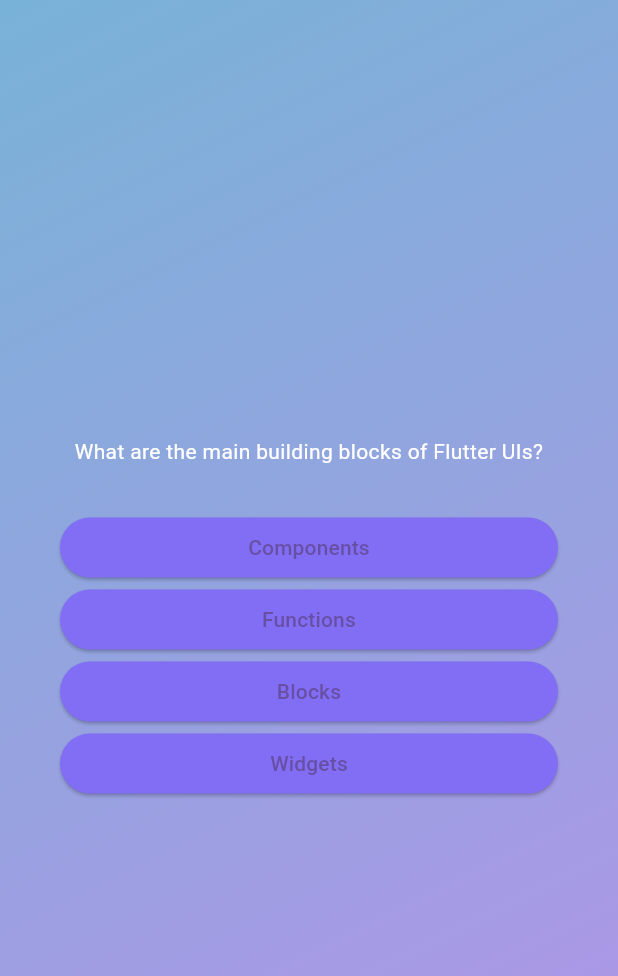
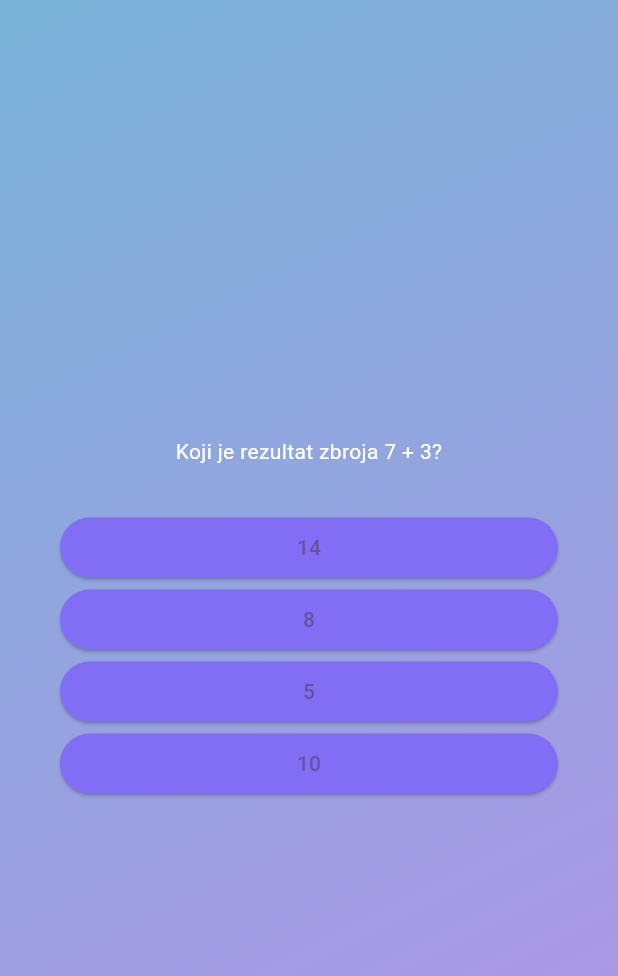
Before and after one commit to i2martin/quiz_app, a Flutter app: the screen it shows after launch, after a tap on "Započni kviz!", on a phone screen of 412 x 824 dp. Shown: the top 976 px of the screen. Run offline on Flutter 3.47's test engine with Material 3 defaults, Android fonts, the phone set to English and light mode, and no system bars; our stand-ins replace google_fonts.

Commit message:
Completed quiz logic. Added 10 dummy questions with results screen overview. Added option to return to start screen upon finishing.

```diff
--- a/lib/data/questions.dart
+++ b/lib/data/questions.dart
@@ -2,54 +2,62 @@ import 'package:quiz_app/models/quiz_question.dart';
 
 const questions = [
   QuizQuestion(
-    'What are the main building blocks of Flutter UIs?',
+    'Koji je rezultat zbroja 7 + 3?',
     [
-      'Widgets',
-      'Components',
-      'Blocks',
-      'Functions',
-    ],
-  ),
-  QuizQuestion('How are Flutter UIs built?', [
-    'By combining widgets in code',
-    'By combining widgets in a visual editor',
-    'By defining widgets in config files',
-    'By using XCode for iOS and Android Studio for Android',
-  ]),
-  QuizQuestion(
-    'What\'s the purpose of a StatefulWidget?',
-    [
-      'Update UI as data changes',
-      'Update data as UI changes',
-      'Ignore data changes',
-      'Render UI that does not depend on data',
+      '10',
+      '14',
+      '5',
+      '8',
     ],
   ),
   QuizQuestion(
-    'Which widget should you try to use more often: StatelessWidget or StatefulWidget?',
+    'Koji je produkt množenja 5 sa 6?',
     [
-      'StatelessWidget',
-      'StatefulWidget',
-      'Both are equally good',
-      'None of the above',
+      '30',
+      '11',
+      '25',
+      '18',
     ],
   ),
   QuizQuestion(
-    'What happens if you change data in a StatelessWidget?',
+      'Ako pravokutnik ima duljinu od 8 jedinica i širinu od 3 jedinice, koja mu je površina?',
+      [
+        '24 četvorne jedinice',
+        '11 četvornih jedinica',
+        '15 četvornih jedinica',
+        '32 četvorne jedinice'
+      ]),
+  QuizQuestion(
+    'Koja je vrijednost 9 na kvadrat?',
     [
-      'The UI is not updated',
-      'The UI is updated',
-      'The closest StatefulWidget is updated',
-      'Any nested StatefulWidgets are updated',
+      '81',
+      '18',
+      '64',
+      '27',
     ],
   ),
   QuizQuestion(
-    'How should you update data inside of StatefulWidgets?',
-    [
-      'By calling setState()',
-      'By calling updateData()',
-      'By calling updateUI()',
-      'By calling updateState()',
-    ],
+    'Ako trokut ima kuteve mjerenja 30°, 60° i 90°, koja vrsta trokuta je u pitanju?',
+    ['Jednakostranični', 'Jednakokračni', 'Raznostranični', 'Pravokutni'],
+  ),
+  QuizQuestion(
+    'Koja je suma unutarnjih kuteva u heksagonu?',
+    ['720 stupnjeva', '540 stupnjeva', '360 stupnjeva', '450 stupnjeva'],
+  ),
+  QuizQuestion(
+    'Ako krug ima radijus od 5 jedinica, koja mu je opseg?',
+    ['31.4 jedinica', '15.7 jedinica', '25 jedinica', '10 jedinica'],
+  ),
+  QuizQuestion(
+    'Koja je korijen kvadratni broja 64?',
+    ['8', '6', '10', '4'],
+  ),
+  QuizQuestion(
+    'Ako kutija sadrži 12 jabuka i uzmeš 5, koliko jabuka imaš?',
+    ['5', '7', '12', '17'],
+  ),
+  QuizQuestion(
+    'Koja je vrijednost razlomka 3/4 izražena kao decimalni broj?',
+    ['0.75', '0.25', '1.5', '0.5'],
   ),
 ];
--- a/lib/questions_screen.dart
+++ b/lib/questions_screen.dart
@@ -3,7 +3,10 @@ import 'answer_button.dart';
 import 'package:quiz_app/data/questions.dart';
 
 class QuestionsScreen extends StatefulWidget {
-  const QuestionsScreen({super.key});
+  const QuestionsScreen({super.key, required this.onSelectAnswer});
+
+  final void Function(String answer) onSelectAnswer;
+
   @override
   State<QuestionsScreen> createState() {
     return _QuestionsScreenState();
@@ -13,7 +16,8 @@ class QuestionsScreen extends StatefulWidget {
 class _QuestionsScreenState extends State<QuestionsScreen> {
   var currentQuestionIndex = 0;
 
-  void answerQuestion() {
+  void answerQuestion(String selectedAnswer) {
+    widget.onSelectAnswer(selectedAnswer);
     setState(() {
       currentQuestionIndex++;
     });
@@ -42,7 +46,7 @@ class _QuestionsScreenState extends State<QuestionsScreen> {
               return AnswerButton(
                 answerText: item,
                 onTap: () {
-                  answerQuestion();
+                  answerQuestion(item);
                 },
               );
             })
--- a/lib/quiz.dart
+++ b/lib/quiz.dart
@@ -1,5 +1,8 @@
 import 'package:flutter/material.dart';
+import 'package:google_fonts/google_fonts.dart';
+import 'package:quiz_app/data/questions.dart';
 import 'package:quiz_app/questions_screen.dart';
+import 'package:quiz_app/results_screen.dart';
 import 'start_screen.dart';
 
 class Quiz extends StatefulWidget {
@@ -12,22 +15,45 @@ class Quiz extends StatefulWidget {
 
 class _QuizState extends State<Quiz> {
   Widget? activeScreen;
-
+  List<String> selectedAnswers = [];
   @override
   void initState() {
     activeScreen = StartScreen(switchScreen);
     super.initState();
   }
 
+  void chooseAnswer(String answer) {
+    selectedAnswers.add(answer);
+    if (selectedAnswers.length == questions.length) {
+      setState(() {
+        activeScreen = ResultsScreen(
+          chosenAnswers: selectedAnswers,
+          restartQuiz: restartQuiz,
+        );
+        selectedAnswers = [];
+      });
+    }
+  }
+
+  void restartQuiz() {
+    setState(() {
+      activeScreen = StartScreen(switchScreen);
+    });
+  }
+
   void switchScreen() {
     setState(() {
-      activeScreen = const QuestionsScreen();
+      activeScreen = QuestionsScreen(onSelectAnswer: chooseAnswer);
     });
   }
 
   @override
   Widget build(context) {
     return MaterialApp(
+      theme: ThemeData(
+        fontFamily: GoogleFonts.montserrat().fontFamily,
+        textTheme: Typography.whiteCupertino,
+      ),
       home: Scaffold(
         body: Container(
             decoration: const BoxDecoration(
--- a/lib/start_screen.dart
+++ b/lib/start_screen.dart
@@ -25,7 +25,6 @@ class StartScreen extends StatelessWidget {
               textAlign: TextAlign.center,
               style: TextStyle(
                 height: 1.5,
-                color: Colors.white,
                 fontSize: 18,
               ),
             ),
@@ -43,7 +42,7 @@ class StartScreen extends StatelessWidget {
                 foregroundColor: Colors.white,
               ),
               label: const Text('Započni kviz!'),
-            )
+            ),
           ],
         ),
       ),
```
Also changed, not shown: lib/questions_summary.dart (added, +91 -0 lines), lib/results_screen.dart (added, +82 -0 lines).
